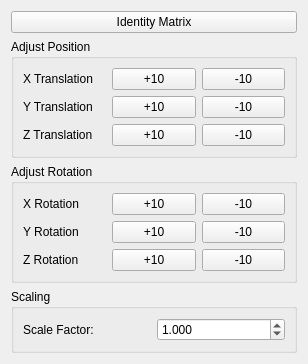
Old version of the form rtUI/rt3DPointBuffer.ui in the repository pengwg/vurtigo.
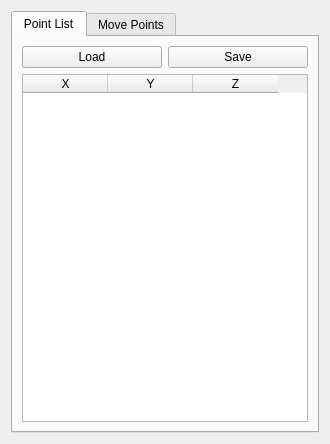
New version of the form.

Commit message:
Added the GUI for the point list. BugID:725 Analysis: Received a GUI from Ethan that is used as a list of points. This GUI was combined with the existing widget that was being used for the 3D point buffer. None of the logic behind the GUI is implemented yet.
Resolution:

Reviewed by:

What changed in the file:
```diff
--- a/rtUI/rt3DPointBuffer.ui
+++ b/rtUI/rt3DPointBuffer.ui
@@ -6,8 +6,8 @@
    <rect>
     <x>0</x>
     <y>0</y>
-    <width>308</width>
-    <height>357</height>
+    <width>330</width>
+    <height>444</height>
    </rect>
   </property>
   <property name="windowTitle">
@@ -15,6 +15,82 @@
   </property>
   <layout class="QVBoxLayout" name="verticalLayout">
    <item>
+    <widget class="QTabWidget" name="tabWidget">
+     <property name="currentIndex">
+      <number>0</number>
+     </property>
+     <widget class="QWidget" name="tab">
+      <attribute name="title">
+       <string>Point List</string>
+      </attribute>
+      <layout class="QVBoxLayout" name="verticalLayout_2">
+       <item>
+        <layout class="QVBoxLayout" name="verticalLayout_3">
+         <item>
+          <layout class="QHBoxLayout" name="horizontalLayout_2">
+           <item>
+            <widget class="QPushButton" name="loadButton">
+             <property name="text">
+              <string>Load</string>
+             </property>
+            </widget>
+           </item>
+           <item>
+            <widget class="QPushButton" name="saveButton">
+             <property name="text">
+              <string>Save</string>
+             </property>
+            </widget>
+           </item>
+          </layout>
+         </item>
+        </layout>
+       </item>
+       <item>
+        <widget class="QTableWidget" name="pointsTable">
+         <property name="horizontalScrollBarPolicy">
+          <enum>Qt::ScrollBarAsNeeded</enum>
+         </property>
+         <property name="editTriggers">
+          <set>QAbstractItemView::DoubleClicked|QAbstractItemView::EditKeyPressed</set>
+         </property>
+         <attribute name="horizontalHeaderDefaultSectionSize">
+          <number>85</number>
+         </attribute>
+         <column>
+          <property name="text">
+           <string>X</string>
+          </property>
+          <property name="textAlignment">
+           <set>AlignHCenter|AlignVCenter|AlignCenter</set>
+          </property>
+         </column>
+         <column>
+          <property name="text">
+           <string>Y</string>
+          </property>
+          <property name="textAlignment">
+           <set>AlignHCenter|AlignVCenter|AlignCenter</set>
+          </property>
+         </column>
+         <column>
+          <property name="text">
+           <string>Z</string>
+          </property>
+          <property name="textAlignment">
+           <set>AlignHCenter|AlignVCenter|AlignCenter</set>
+          </property>
+         </column>
+        </widget>
+       </item>
+      </layout>
+     </widget>
+     <widget class="QWidget" name="tab_2">
+      <attribute name="title">
+       <string>Move Points</string>
+      </attribute>
+      <layout class="QVBoxLayout" name="verticalLayout_4">
+       <item>
     <widget class="QPushButton" name="pushButtonIdentity">
      <property name="text">
       <string>Identity Matrix</string>
@@ -195,6 +271,10 @@
        </widget>
       </item>
      </layout>
+        </widget>
+       </item>
+      </layout>
+     </widget>
     </widget>
    </item>
   </layout>
```
Lines whose indentation alone changed are shown as unchanged. The commit also changes 1 other file.
